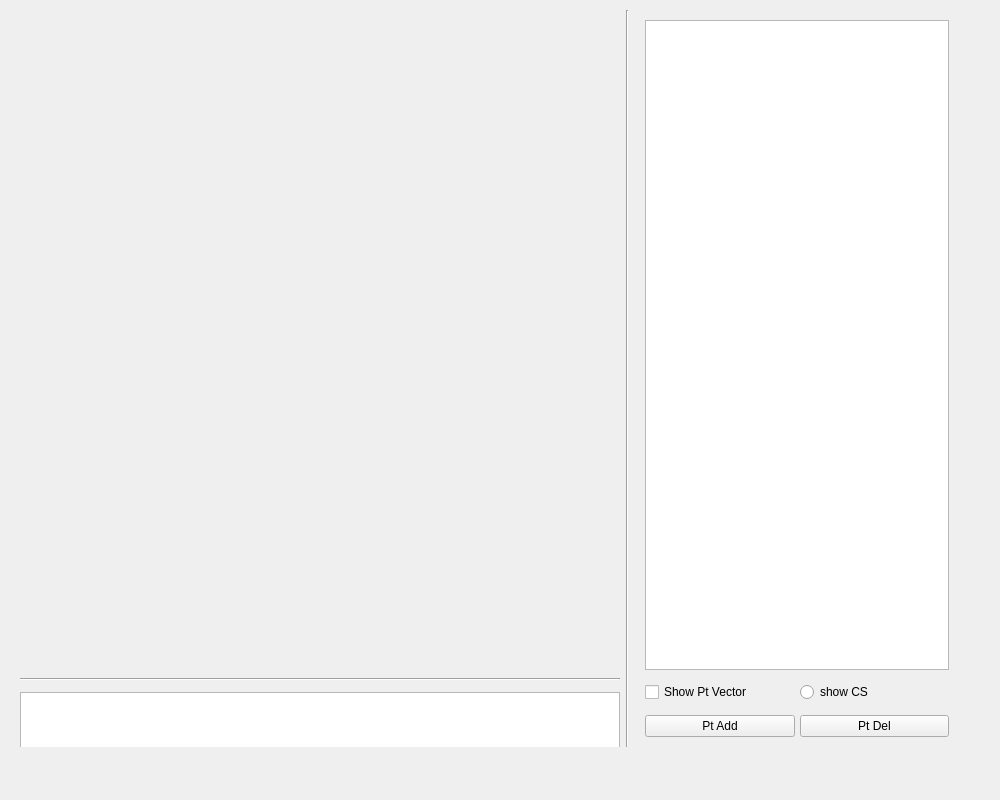
wisdom-life/VS, file UI/basicUI.ui: the form before one commit.
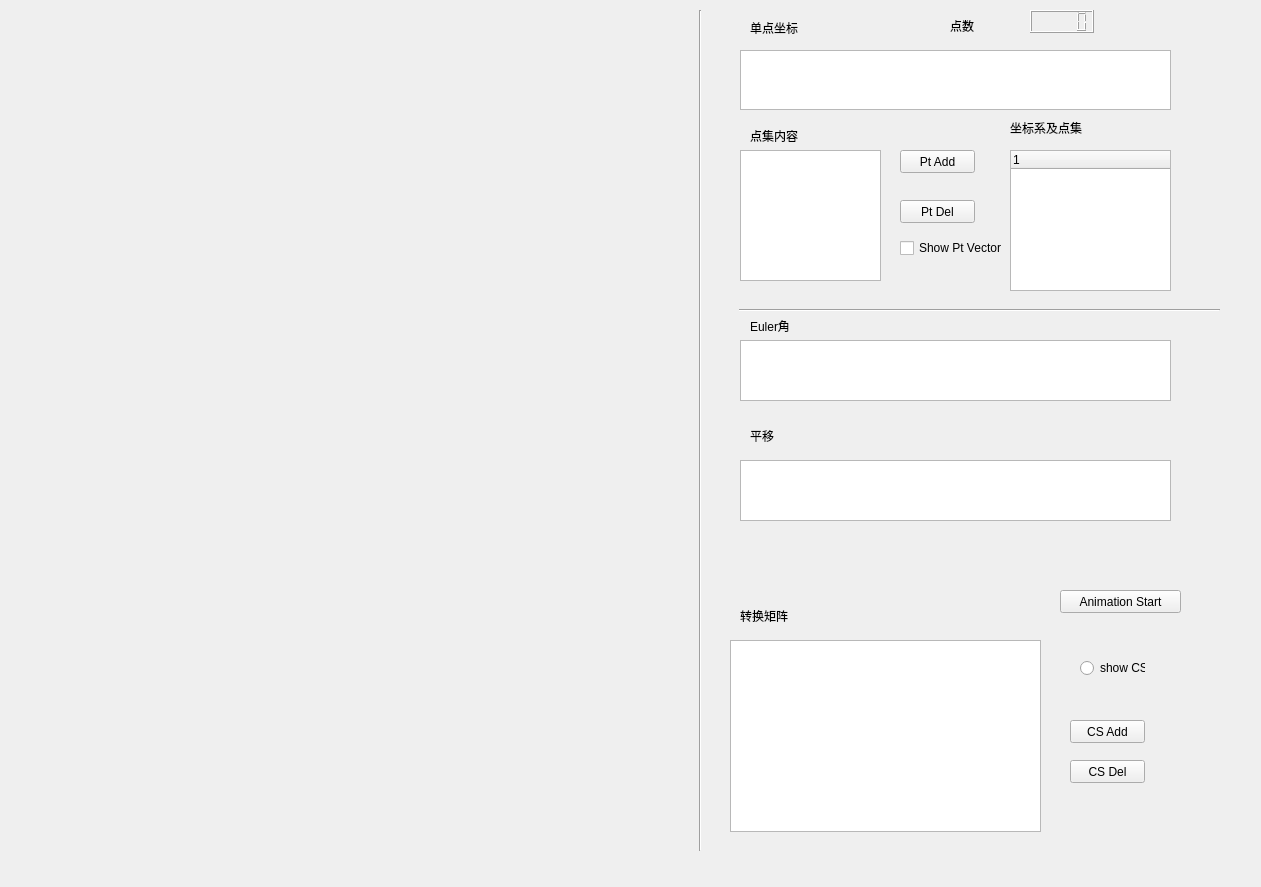
The form after the commit. Custom widgets are drawn as their Qt base class.

Commit message: add CS animation

The edit to the form file:
```diff
--- a/UI/basicUI.ui
+++ b/UI/basicUI.ui
@@ -6,51 +6,23 @@
    <rect>
     <x>0</x>
     <y>0</y>
-    <width>1000</width>
-    <height>800</height>
+    <width>1261</width>
+    <height>887</height>
    </rect>
   </property>
   <property name="windowTitle">
    <string>MainWindow</string>
   </property>
   <widget class="QWidget" name="centralWidget">
-   <widget class="QWidget" name="layoutWidget">
-    <property name="geometry">
-     <rect>
-      <x>20</x>
-      <y>10</y>
-      <width>939</width>
-      <height>737</height>
-     </rect>
-    </property>
-    <layout class="QHBoxLayout" name="horizontalLayout">
-     <item>
-      <layout class="QVBoxLayout" name="verticalLayout">
-       <item>
-        <widget class="MatplotlibWidget" name="PtShowWidget" native="true">
-         <property name="sizePolicy">
-          <sizepolicy hsizetype="Minimum" vsizetype="Minimum">
-           <horstretch>0</horstretch>
-           <verstretch>0</verstretch>
-          </sizepolicy>
-         </property>
-         <property name="minimumSize">
-          <size>
-           <width>600</width>
-           <height>400</height>
-          </size>
-         </property>
-        </widget>
-       </item>
-       <item>
-        <widget class="Line" name="line">
-         <property name="orientation">
-          <enum>Qt::Horizontal</enum>
-         </property>
-        </widget>
-       </item>
-       <item>
         <widget class="QTableWidget" name="PtInputTableWidget">
+    <property name="geometry">
+     <rect>
+      <x>740</x>
+      <y>50</y>
+      <width>431</width>
+      <height>60</height>
+     </rect>
+    </property>
          <property name="sizePolicy">
           <sizepolicy hsizetype="Preferred" vsizetype="Fixed">
            <horstretch>0</horstretch>
@@ -70,86 +42,306 @@
           </size>
          </property>
         </widget>
-       </item>
-      </layout>
-     </item>
-     <item>
+   <widget class="QLabel" name="label">
+    <property name="geometry">
+     <rect>
+      <x>750</x>
+      <y>130</y>
+      <width>54</width>
+      <height>12</height>
+     </rect>
+    </property>
+    <property name="text">
+     <string>点集内容</string>
+    </property>
+   </widget>
+   <widget class="QLabel" name="label_2">
+    <property name="geometry">
+     <rect>
+      <x>950</x>
+      <y>20</y>
+      <width>54</width>
+      <height>12</height>
+     </rect>
+    </property>
+    <property name="text">
+     <string>点数</string>
+    </property>
+   </widget>
+   <widget class="QLCDNumber" name="PtSetNumber">
+    <property name="geometry">
+     <rect>
+      <x>1030</x>
+      <y>10</y>
+      <width>64</width>
+      <height>23</height>
+     </rect>
+    </property>
+   </widget>
       <widget class="Line" name="line_2">
+    <property name="geometry">
+     <rect>
+      <x>690</x>
+      <y>10</y>
+      <width>20</width>
+      <height>841</height>
+     </rect>
+    </property>
        <property name="orientation">
         <enum>Qt::Vertical</enum>
        </property>
       </widget>
-     </item>
-     <item>
-      <layout class="QGridLayout" name="gridLayout" rowstretch="0,0,0">
-       <property name="sizeConstraint">
-        <enum>QLayout::SetDefaultConstraint</enum>
-       </property>
-       <property name="leftMargin">
-        <number>10</number>
-       </property>
-       <property name="topMargin">
-        <number>10</number>
-       </property>
-       <property name="rightMargin">
-        <number>10</number>
-       </property>
-       <property name="bottomMargin">
-        <number>10</number>
-       </property>
-       <property name="horizontalSpacing">
-        <number>5</number>
-       </property>
-       <property name="verticalSpacing">
-        <number>13</number>
-       </property>
-       <item row="0" column="0" colspan="2">
+   <widget class="MatplotlibWidget" name="PtShowWidget" native="true">
+    <property name="geometry">
+     <rect>
+      <x>22</x>
+      <y>12</y>
+      <width>661</width>
+      <height>821</height>
+     </rect>
+    </property>
+    <property name="sizePolicy">
+     <sizepolicy hsizetype="Minimum" vsizetype="Minimum">
+      <horstretch>0</horstretch>
+      <verstretch>0</verstretch>
+     </sizepolicy>
+    </property>
+    <property name="minimumSize">
+     <size>
+      <width>600</width>
+      <height>400</height>
+     </size>
+    </property>
+   </widget>
+   <widget class="Line" name="line">
+    <property name="geometry">
+     <rect>
+      <x>739</x>
+      <y>300</y>
+      <width>481</width>
+      <height>20</height>
+     </rect>
+    </property>
+    <property name="orientation">
+     <enum>Qt::Horizontal</enum>
+    </property>
+   </widget>
         <widget class="QListView" name="PtSetListView">
+    <property name="geometry">
+     <rect>
+      <x>740</x>
+      <y>150</y>
+      <width>141</width>
+      <height>131</height>
+     </rect>
+    </property>
          <property name="sizePolicy">
           <sizepolicy hsizetype="MinimumExpanding" vsizetype="MinimumExpanding">
            <horstretch>0</horstretch>
            <verstretch>0</verstretch>
           </sizepolicy>
          </property>
-         <property name="minimumSize">
-          <size>
-           <width>300</width>
-           <height>650</height>
-          </size>
-         </property>
-        </widget>
-       </item>
-       <item row="1" column="0">
+   </widget>
         <widget class="QCheckBox" name="VectorShowCheckBox">
+    <property name="geometry">
+     <rect>
+      <x>900</x>
+      <y>240</y>
+      <width>107</width>
+      <height>16</height>
+     </rect>
+    </property>
          <property name="text">
           <string>Show Pt Vector</string>
          </property>
         </widget>
-       </item>
-       <item row="1" column="1">
         <widget class="QRadioButton" name="CoordinateRadioButton">
+    <property name="geometry">
+     <rect>
+      <x>1080</x>
+      <y>660</y>
+      <width>65</width>
+      <height>16</height>
+     </rect>
+    </property>
          <property name="text">
           <string>show CS</string>
          </property>
         </widget>
-       </item>
-       <item row="2" column="0">
         <widget class="QPushButton" name="PtAddButton">
+    <property name="geometry">
+     <rect>
+      <x>900</x>
+      <y>150</y>
+      <width>75</width>
+      <height>23</height>
+     </rect>
+    </property>
          <property name="text">
           <string>Pt Add</string>
          </property>
         </widget>
-       </item>
-       <item row="2" column="1">
         <widget class="QPushButton" name="PtDelButton">
+    <property name="geometry">
+     <rect>
+      <x>900</x>
+      <y>200</y>
+      <width>75</width>
+      <height>23</height>
+     </rect>
+    </property>
          <property name="text">
           <string>Pt Del</string>
          </property>
         </widget>
-       </item>
-      </layout>
-     </item>
-    </layout>
+   <widget class="QLabel" name="label_3">
+    <property name="geometry">
+     <rect>
+      <x>1010</x>
+      <y>120</y>
+      <width>101</width>
+      <height>16</height>
+     </rect>
+    </property>
+    <property name="text">
+     <string>坐标系及点集</string>
+    </property>
+   </widget>
+   <widget class="QPushButton" name="CSAddButton">
+    <property name="geometry">
+     <rect>
+      <x>1070</x>
+      <y>720</y>
+      <width>75</width>
+      <height>23</height>
+     </rect>
+    </property>
+    <property name="text">
+     <string>CS Add</string>
+    </property>
+   </widget>
+   <widget class="QTableWidget" name="TFMatrixtableWidget">
+    <property name="geometry">
+     <rect>
+      <x>730</x>
+      <y>640</y>
+      <width>311</width>
+      <height>192</height>
+     </rect>
+    </property>
+   </widget>
+   <widget class="QLabel" name="label_4">
+    <property name="geometry">
+     <rect>
+      <x>740</x>
+      <y>610</y>
+      <width>54</width>
+      <height>12</height>
+     </rect>
+    </property>
+    <property name="text">
+     <string>转换矩阵</string>
+    </property>
+   </widget>
+   <widget class="QTreeWidget" name="CStreeWidget">
+    <property name="geometry">
+     <rect>
+      <x>1010</x>
+      <y>150</y>
+      <width>161</width>
+      <height>141</height>
+     </rect>
+    </property>
+    <column>
+     <property name="text">
+      <string notr="true">1</string>
+     </property>
+    </column>
+   </widget>
+   <widget class="QPushButton" name="CSDelButton">
+    <property name="geometry">
+     <rect>
+      <x>1070</x>
+      <y>760</y>
+      <width>75</width>
+      <height>23</height>
+     </rect>
+    </property>
+    <property name="text">
+     <string>CS Del</string>
+    </property>
+   </widget>
+   <widget class="QLabel" name="label_5">
+    <property name="geometry">
+     <rect>
+      <x>750</x>
+      <y>20</y>
+      <width>101</width>
+      <height>16</height>
+     </rect>
+    </property>
+    <property name="text">
+     <string>单点坐标</string>
+    </property>
+   </widget>
+   <widget class="QTableWidget" name="CSEulerTableWidget">
+    <property name="geometry">
+     <rect>
+      <x>740</x>
+      <y>340</y>
+      <width>431</width>
+      <height>61</height>
+     </rect>
+    </property>
+   </widget>
+   <widget class="QLabel" name="label_6">
+    <property name="geometry">
+     <rect>
+      <x>750</x>
+      <y>320</y>
+      <width>54</width>
+      <height>12</height>
+     </rect>
+    </property>
+    <property name="text">
+     <string>Euler角</string>
+    </property>
+   </widget>
+   <widget class="QTableWidget" name="CSTRTableWidget">
+    <property name="geometry">
+     <rect>
+      <x>740</x>
+      <y>460</y>
+      <width>431</width>
+      <height>61</height>
+     </rect>
+    </property>
+   </widget>
+   <widget class="QLabel" name="label_7">
+    <property name="geometry">
+     <rect>
+      <x>750</x>
+      <y>430</y>
+      <width>54</width>
+      <height>12</height>
+     </rect>
+    </property>
+    <property name="text">
+     <string>平移</string>
+    </property>
+   </widget>
+   <widget class="QPushButton" name="AnimationButton">
+    <property name="geometry">
+     <rect>
+      <x>1060</x>
+      <y>590</y>
+      <width>121</width>
+      <height>23</height>
+     </rect>
+    </property>
+    <property name="text">
+     <string>Animation Start</string>
+    </property>
    </widget>
   </widget>
  </widget>
```
Lines whose indentation alone changed are shown as unchanged. The commit also changes 13 other files.
